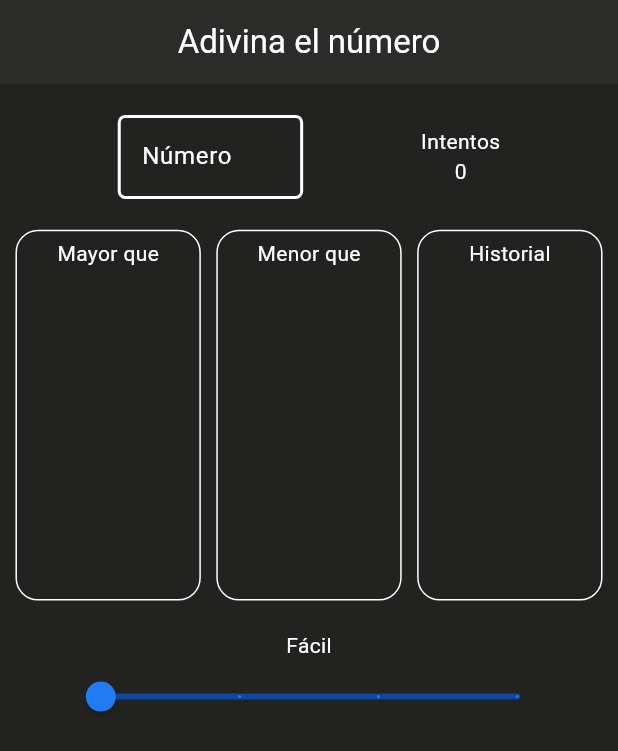
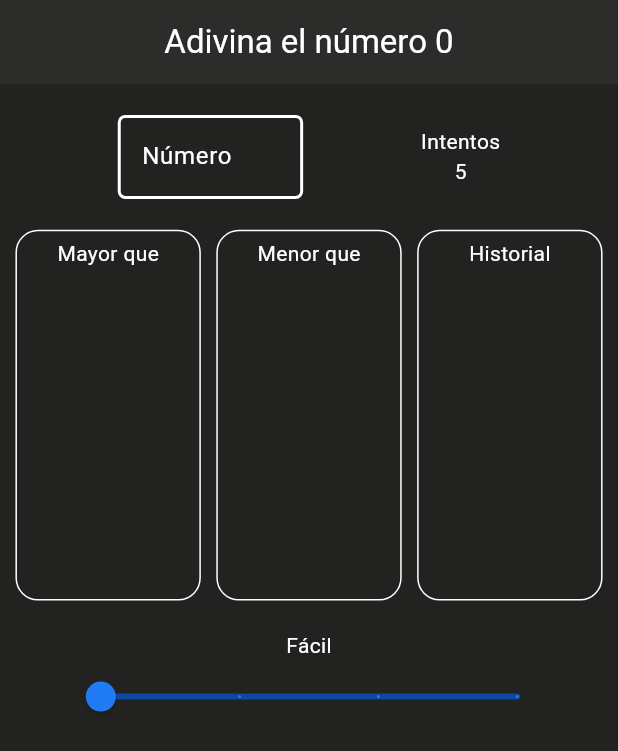
Before and after one commit to migueleonrojas/AdivinaElNumero-Desafio, a Flutter app: the screen it shows after launch, on a phone screen of 412 x 824 dp. Shown: the top 751 px of the screen. Run offline on Flutter 3.47's test engine with Material 3 defaults, Android fonts, the phone set to English and light mode, and no system bars; our stand-ins replace get.

Commit message:
resolving inmutable static consts no change values reference

```diff
--- a/lib/pages/home.page.dart
+++ b/lib/pages/home.page.dart
@@ -18,10 +18,12 @@ class HomePage extends StatelessWidget {
     return Scaffold(
       appBar: AppBar(
         backgroundColor: Color(0xFF2C2C2A),
-        title: const Text(
-          'Adivina el número',
+        title:  Obx(
+          () => Text(
+            'Adivina el número ${guessTheNumberController.randomNumber.value.toString()}',
             style: TextStyle(
               color: Colors.white
+            ),
           ),
         ),
 
@@ -85,7 +87,7 @@ class HomePage extends StatelessWidget {
                     ),
                     Obx(
                       () => Text(
-                        guessTheNumberController.currentDifficultyLevel.value.attempts.toString(),
+                        guessTheNumberController.currentAttempts.value.toString(),
                         style: const TextStyle(
                           color: Colors.white
                         ),
@@ -125,19 +127,21 @@ class HomePage extends StatelessWidget {
                         style: TextStyle(color: Colors.white),
                       ),
                       SizedBox(height: size.height * 0.01,),
-                      Expanded(
+                      Obx(
+                        () => Expanded(
                           child: ListView.builder(
                             shrinkWrap: true,
-                          itemCount: guessTheNumberController.minorNumbers.length,
+                            itemCount: guessTheNumberController.largerNumbers.length,
                             itemBuilder: (context, index) {
                               return Text(
-                              guessTheNumberController.minorNumbers[index].toString(),
+                                guessTheNumberController.largerNumbers[index].toString(),
                                 textAlign: TextAlign.center,
                                 style: const TextStyle(
                                   color: Colors.white
                                 ),
                               );
                             },
+                          ),
                         ),
                       ),
                       SizedBox(height: size.height * 0.01,)
@@ -166,19 +170,21 @@ class HomePage extends StatelessWidget {
                         style: TextStyle(color: Colors.white),
                       ),
                       SizedBox(height: size.height * 0.01,),
-                      Expanded(
+                      Obx(
+                        () => Expanded(
                           child: ListView.builder(
                             shrinkWrap: true,
-                          itemCount: guessTheNumberController.largerNumbers.length,
+                            itemCount: guessTheNumberController.minorNumbers.length,
                             itemBuilder: (context, index) {
                               return Text(
-                              guessTheNumberController.largerNumbers[index].toString(),
+                                guessTheNumberController.minorNumbers[index].toString(),
                                 textAlign: TextAlign.center,
                                 style: const TextStyle(
                                   color: Colors.white
                                 ),
                               );
                             },
+                          ),
                         ),
                       ),
                       SizedBox(height: size.height * 0.01,)
@@ -207,7 +213,8 @@ class HomePage extends StatelessWidget {
                         style: TextStyle(color: Colors.white),
                       ),
                       SizedBox(height: size.height * 0.01,),
-                      Expanded(
+                      Obx(
+                        () => Expanded(
                           child: ListView.builder(
                             shrinkWrap: true,
                             itemCount: guessTheNumberController.historyNumbers.length,
@@ -223,6 +230,7 @@ class HomePage extends StatelessWidget {
                                 ),
                               );
                             },
+                          ),
                         ),
                       ),
                       SizedBox(height: size.height * 0.01,)
```
Also changed, not shown: lib/controllers/guess_the _number.controller.dart (+76 -4 lines). Lines whose indentation alone changed are shown as unchanged.
